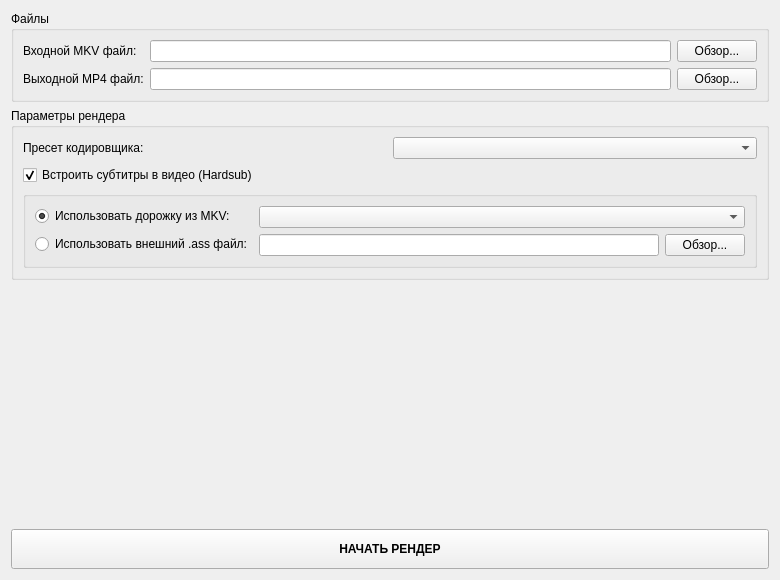
Before: the Qt Designer form ui/manualrenderwidget.ui in IceHoles/DubbingTool, drawn with Qt 5.
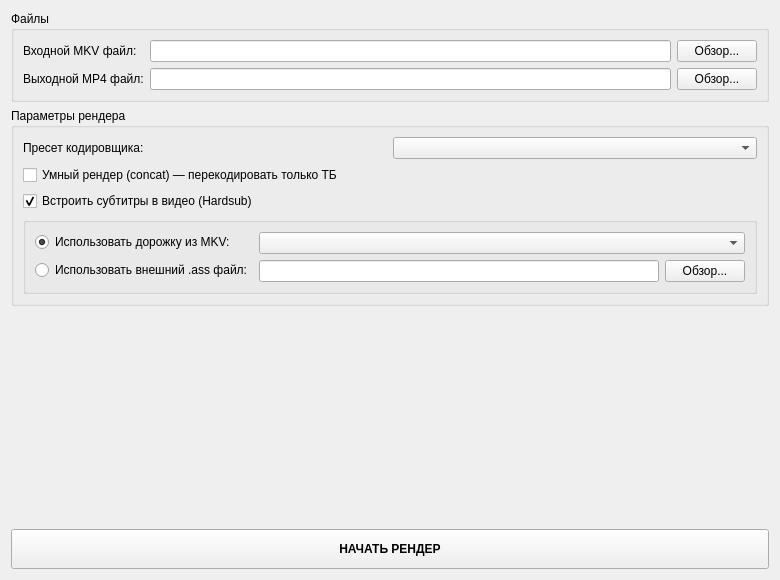
After: the same form once the commit is applied.

Commit message: add concat render to manual render pipeline

```diff
--- a/ui/manualrenderwidget.ui
+++ b/ui/manualrenderwidget.ui
@@ -82,6 +82,13 @@
        </item>
       </layout>
      </item>
+     <item>
+      <widget class="QCheckBox" name="concatTbCheckBox">
+       <property name="text">
+        <string>Умный рендер (concat) — перекодировать только ТБ</string>
+       </property>
+      </widget>
+     </item>
      <item>
       <widget class="QCheckBox" name="hardsubCheckBox">
        <property name="text">
```
The commit also changes 16 other files.
